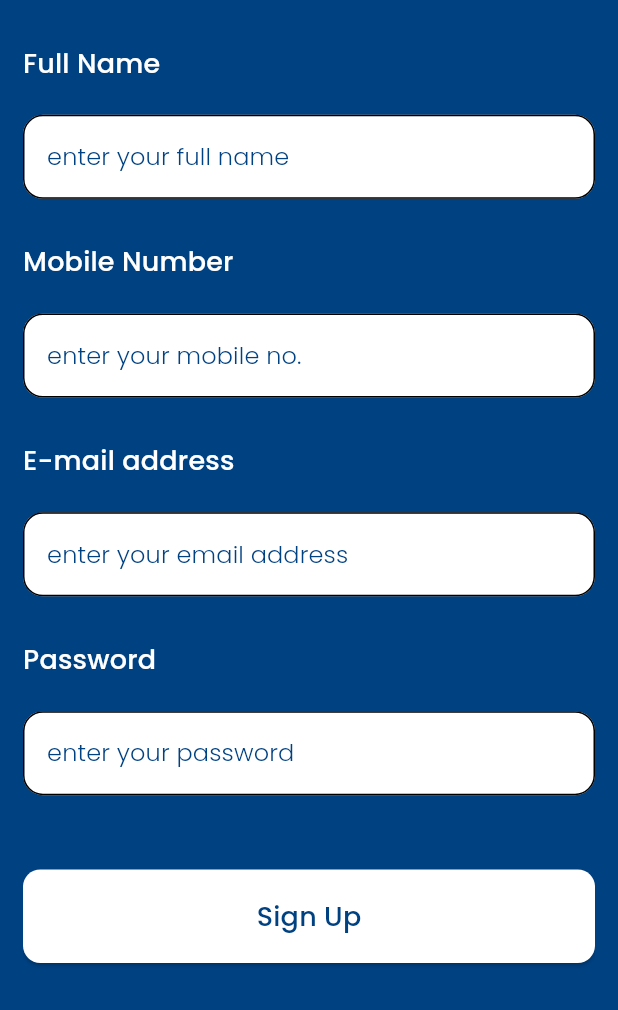
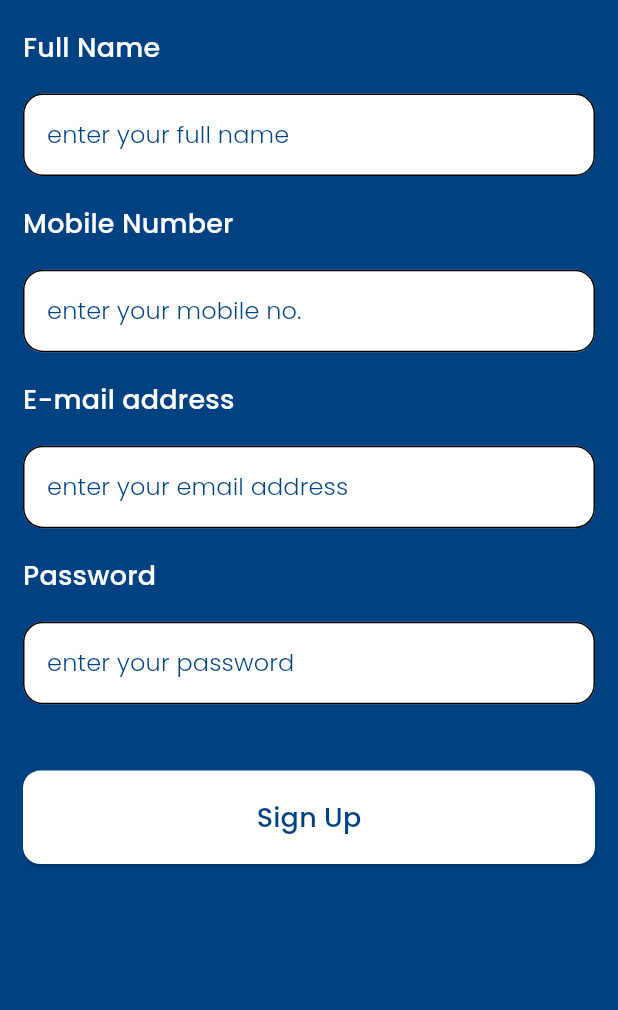
Before and after one commit to HaythamHany95/E-Commerce, a Flutter app: the screen it shows after launch, on a phone screen of 412 x 824 dp, the part 226-1236 px from its top. Run offline on Flutter 3.47's test engine with Material 3 defaults, Android fonts, the phone set to English and light mode, and no system bars; our stand-ins replace flutter_screenutil.

Commit message:
Update UI padding and styles
Adjust padding values and text styles in RegisterScreen and AuthTextFormField
for better UI consistency and appearance. Add DialogUtils for displaying
loading indicators and messages in the app.

```diff
--- a/lib/ui/screens/auth/register/register_screen.dart
+++ b/lib/ui/screens/auth/register/register_screen.dart
@@ -40,7 +40,7 @@ class RegisterScreen extends StatelessWidget {
                 hintText: "enter your password",
               ),
               Padding(
-                padding: EdgeInsets.only(top: 56.h, bottom: 100.h),
+                padding: EdgeInsets.only(top: 50.h, bottom: 30.h),
                 child: AuthButton(title: "Sign Up", onPressed: () {}),
               )
             ],
--- a/lib/ui/widgets/auth_textform_field.dart
+++ b/lib/ui/widgets/auth_textform_field.dart
@@ -1,3 +1,4 @@
+import 'package:e_commerce/ui/utils/my_colors.dart';
 import 'package:flutter/material.dart';
 import 'package:flutter_screenutil/flutter_screenutil.dart';
 
@@ -26,7 +27,7 @@ class AuthTextFormField extends StatelessWidget {
       crossAxisAlignment: CrossAxisAlignment.stretch,
       children: [
         SizedBox(
-          height: 32.h,
+          height: 20.h,
         ),
         Text(
           fieldTitle ?? "",
@@ -34,11 +35,13 @@ class AuthTextFormField extends StatelessWidget {
           textAlign: TextAlign.start,
         ),
         SizedBox(
-          height: 24.h,
+          height: 20.h,
         ),
         TextFormField(
-          style:
-              Theme.of(context).textTheme.titleMedium?.copyWith(fontSize: 16),
+          style: Theme.of(context)
+              .textTheme
+              .titleMedium
+              ?.copyWith(color: MyColors.blueColor, fontSize: 14),
           controller: controller,
           validator: validator,
           obscureText: obscureText,
@@ -46,7 +49,7 @@ class AuthTextFormField extends StatelessWidget {
             hintText: hintText,
             hintStyle: Theme.of(context).textTheme.titleSmall,
             filled: true,
-            fillColor: Colors.white,
+            fillColor: MyColors.whiteColor,
             errorMaxLines: 3,
             suffixIcon: suffixIcon,
             labelText: labelText,
```
Also changed, not shown: lib/ui/widgets/dialog_util.dart (renamed from lib/ui/utils/dialog_util.dart).
